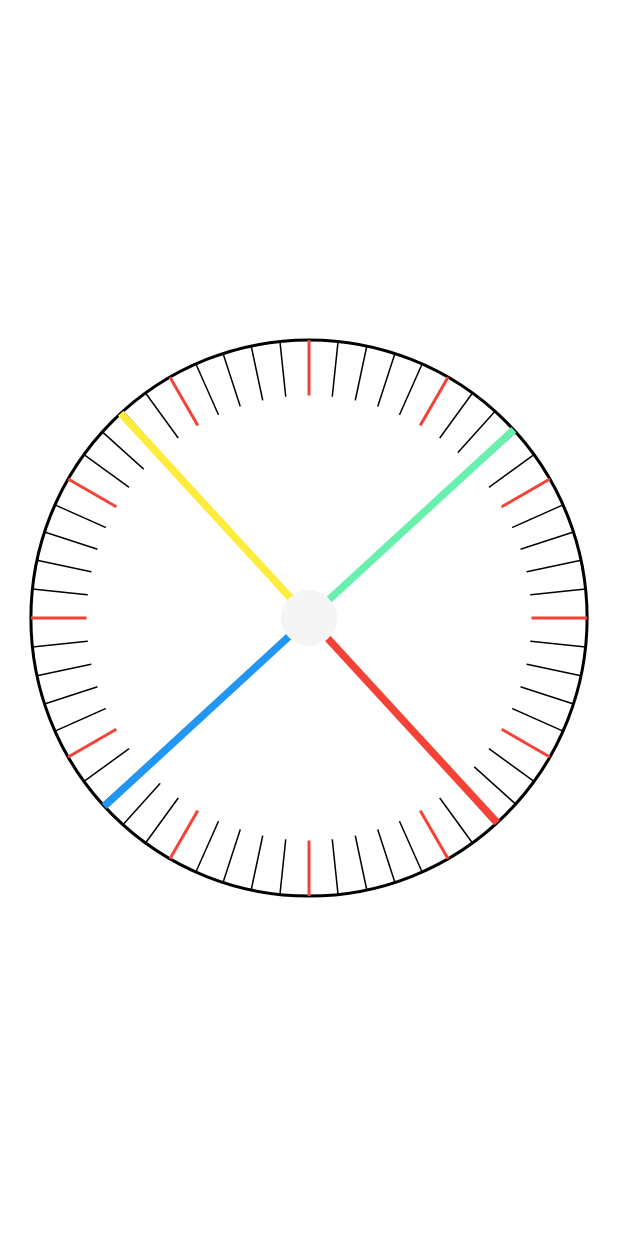
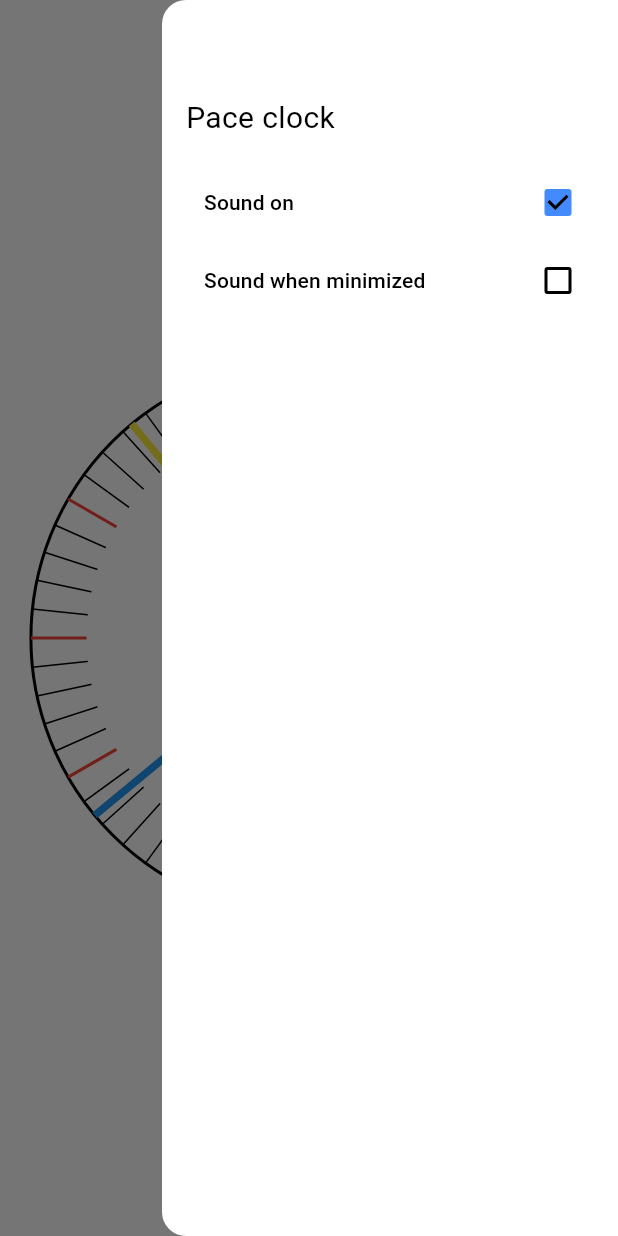
Before and after one commit to Mikkelet/pace-clock-flutter, a Flutter app: the screen it shows after launch, with the side drawer open (before the commit the screen has no drawer), on a phone screen of 412 x 824 dp. Run offline on Flutter 3.47's test engine with Material 2 defaults, Android fonts, the phone set to English and light mode, and no system bars; our stand-ins replace shared_preferences; missing offline and left inert: flutter_beep.

Commit message:
implemented settings drawer

```diff
--- /dev/null
+++ b/lib/data/local/shared_prefs.dart
@@ -0,0 +1,38 @@
+import 'package:shared_preferences/shared_preferences.dart';
+
+class SharedPrefs {
+  late SharedPreferences _sharedPrefs;
+
+  static SharedPrefs? _instance;
+
+  static SharedPrefs get instance {
+    return _instance ??= SharedPrefs._();
+  }
+
+  SharedPrefs._();
+
+  Future initialise() async {
+    _sharedPrefs = await SharedPreferences.getInstance();
+    return 0;
+  }
+
+  // run in background
+  bool get runInBackground => _sharedPrefs.getBool(runInBackgroundKey) ?? false;
+
+  set runInBackground(bool value) =>
+      _sharedPrefs.setBool(runInBackgroundKey, value);
+
+  // sound
+  bool get soundOn => _sharedPrefs.getBool(soundOnKey) ?? true;
+
+  set soundOn(bool value) => _sharedPrefs.setBool(soundOnKey, value);
+
+  // app lifecycle state
+  bool get isMinimized => _sharedPrefs.getBool(minimizedKey) ?? false;
+
+  set isMinimized(bool value) => _sharedPrefs.setBool(minimizedKey, value);
+
+  static const soundOnKey = "sound_on";
+  static const runInBackgroundKey = "run_in_background";
+  static const minimizedKey = "minimized";
+}
--- /dev/null
+++ b/lib/data/pace_clock_beeper.dart
@@ -0,0 +1,11 @@
+import 'package:flutter_beep/flutter_beep.dart';
+import 'package:four_hand_clock_app/data/local/shared_prefs.dart';
+
+class PaceClockBeeper {
+  static void playBeep() {
+    final prefs = SharedPrefs.instance;
+    if (!prefs.soundOn) return;
+    if (!prefs.runInBackground && prefs.isMinimized) return;
+    FlutterBeep.beep();
+  }
+}
--- /dev/null
+++ b/lib/main.dart
@@ -0,0 +1,9 @@
+
+import 'package:flutter/material.dart';
+import 'package:four_hand_clock_app/presentation/app.dart';
+
+
+void main() {
+  WidgetsFlutterBinding.ensureInitialized();
+  runApp(const FourHandClock());
+}
--- /dev/null
+++ b/lib/presentation/app.dart
@@ -0,0 +1,99 @@
+import 'dart:math';
+
+import 'package:flutter/material.dart';
+import 'package:four_hand_clock_app/presentation/clock_page.dart';
+import 'package:four_hand_clock_app/data/local/shared_prefs.dart';
+import 'package:four_hand_clock_app/presentation/themes/ClockTheme.dart';
+import 'package:four_hand_clock_app/presentation/widgets/menu_button.dart';
+import 'package:four_hand_clock_app/presentation/widgets/menu_drawer.dart';
+
+class FourHandClock extends StatefulWidget with WidgetsBindingObserver {
+  const FourHandClock({super.key});
+
+  @override
+  State<FourHandClock> createState() => _FourHandClockState();
+}
+
+class _FourHandClockState extends State<FourHandClock>
+    with WidgetsBindingObserver {
+  @override
+  void initState() {
+    super.initState();
+    WidgetsBinding.instance.addObserver(this);
+  }
+
+  @override
+  void didChangeAppLifecycleState(AppLifecycleState state) {
+    if (state == AppLifecycleState.paused) {
+      SharedPrefs.instance.isMinimized = true;
+    } else if (state == AppLifecycleState.resumed) {
+      SharedPrefs.instance.isMinimized = false;
+    }
+  }
+
+  @override
+  Widget build(BuildContext context) {
+    final winW = MediaQuery.of(context).size.width;
+    final winH = MediaQuery.of(context).size.height;
+    final minW = min(winH, winW);
+    final clockSize = minW * 0.9;
+
+    return MaterialApp(
+      title: 'Four hand clock',
+      darkTheme: ThemeData(
+        colorScheme: const ClockTheme.dark(),
+        useMaterial3: true,
+      ),
+      theme: ThemeData(
+        colorScheme: const ClockTheme(),
+        useMaterial3: true,
+      ),
+      home: Scaffold(
+        endDrawer: const MenuDrawer(),
+        body: FutureBuilder(
+            future: SharedPrefs.instance.initialise(),
+            builder: (context, snap) {
+              if (!snap.hasData) {
+                return const Center(child: CircularProgressIndicator());
+              }
+              return OrientationBuilder(builder: (context, orientation) {
+                if (orientation == Orientation.portrait) {
+                  return Column(
+                    children: [
+                      const Row(
+                        mainAxisAlignment: MainAxisAlignment.end,
+                        children: [
+                          Padding(
+                            padding: EdgeInsets.symmetric(
+                                horizontal: 16.0, vertical: 64),
+                            child: MenuButton(),
+                          )
+                        ],
+                      ),
+                      const SizedBox(height: 64),
+                      ClockPage(size: clockSize),
+                    ],
+                  );
+                }
+                return Row(
+                  mainAxisAlignment: MainAxisAlignment.spaceBetween,
+                  children: [
+                    const SizedBox(width: 112),
+                    Center(child: ClockPage(size: clockSize)),
+                    const Column(
+                      children: [
+                        Padding(
+                          padding: EdgeInsets.symmetric(
+                              horizontal: 32.0, vertical: 32),
+                          child: MenuButton(),
+                        )
+                      ],
+                    )
+                  ],
+                );
+              });
+            }),
+      ),
+    );
+  }
+}
--- a/lib/presentation/hands_view.dart
+++ b/lib/presentation/clock_hands_view.dart
@@ -1,7 +1,7 @@
 import 'dart:math';
 
 import 'package:flutter/material.dart';
-import 'package:flutter_beep/flutter_beep.dart';
+import 'package:four_hand_clock_app/data/pace_clock_beeper.dart';
 import 'package:four_hand_clock_app/presentation/clock_dimensions.dart';
 import 'package:four_hand_clock_app/presentation/clock_painter.dart';
 import 'package:four_hand_clock_app/presentation/themes/ClockTheme.dart';
@@ -48,7 +48,7 @@ class _HandViewState extends State<HandView> {
     const rotationPrSecond = (2 * pi) / 60;
 
     if ((now.second + widget.offsetSeconds) % 60 == 0) {
-      FlutterBeep.beep();
+      PaceClockBeeper.playBeep();
     }
     setState(() {
       rotation = rotationPrSecond * secondsWithMillis;
--- a/lib/presentation/clock_page.dart
+++ b/lib/presentation/clock_page.dart
@@ -2,7 +2,7 @@ import 'package:flutter/material.dart';
 import 'package:four_hand_clock_app/presentation/clock_dimensions.dart';
 import 'package:four_hand_clock_app/presentation/clock_intervals_view.dart';
 import 'package:four_hand_clock_app/presentation/clock_painter.dart';
-import 'package:four_hand_clock_app/presentation/hands_view.dart';
+import 'package:four_hand_clock_app/presentation/clock_hands_view.dart';
 import 'package:four_hand_clock_app/presentation/themes/ClockTheme.dart';
 
 class ClockPage extends StatelessWidget {
--- a/lib/presentation/main.dart
+++ /dev/null
@@ -1,34 +0,0 @@
-import 'dart:math';
-
-import 'package:flutter/material.dart';
-import 'package:four_hand_clock_app/presentation/clock_page.dart';
-import 'package:four_hand_clock_app/presentation/themes/ClockTheme.dart';
-
-void main() {
-  runApp(const FourHandClock());
-}
-
-class FourHandClock extends StatelessWidget {
-  const FourHandClock({super.key});
-
-  @override
-  Widget build(BuildContext context) {
-    final winW = MediaQuery.of(context).size.width;
-    final winH = MediaQuery.of(context).size.height;
-    final minW = min(winH, winW);
-    final clockSize = minW * 0.9;
-
-    return MaterialApp(
-      title: 'Four hand clock',
-      darkTheme:
-          ThemeData(colorScheme: const ClockTheme.dark(), useMaterial3: true),
-      theme: ThemeData(
-        colorScheme: const ClockTheme(),
-        useMaterial3: true,
-      ),
-      home: Scaffold(
-        body: Center(child: ClockPage(size: clockSize)),
-      ),
-    );
-  }
-}
--- a/lib/presentation/themes/ClockTheme.dart
+++ b/lib/presentation/themes/ClockTheme.dart
@@ -8,7 +8,7 @@ class ClockTheme extends ColorScheme {
             brightness: Brightness.light,
             secondary: Colors.green,
             tertiary: Colors.yellow,
-            primary: Colors.red,
+            primary: Colors.blueAccent,
             onBackground: Colors.black,
             error: Colors.redAccent,
             onError: Colors.black,
@@ -23,12 +23,12 @@ class ClockTheme extends ColorScheme {
             brightness: Brightness.dark,
             secondary: Colors.green,
             tertiary: Colors.yellow,
-            primary: Colors.red,
+            primary: Colors.blueAccent,
             onBackground: Colors.white,
             error: Colors.redAccent,
             onError: Colors.black,
             onPrimary: Colors.black,
-            onSurface: Colors.black,
+            onSurface: Colors.white,
             onSecondary: Colors.black);
 }
 
--- /dev/null
+++ b/lib/presentation/widgets/drawer_checkbox.dart
@@ -0,0 +1,56 @@
+import 'package:flutter/material.dart';
+
+class DrawerCheckbox extends StatefulWidget {
+  final String text;
+  final bool value;
+  final Function(bool? value) onChanged;
+
+  const DrawerCheckbox(
+      {Key? key,
+      required this.text,
+      required this.value,
+      required this.onChanged})
+      : super(key: key);
+
+  @override
+  State<DrawerCheckbox> createState() => _DrawerCheckboxState();
+}
+
+class _DrawerCheckboxState extends State<DrawerCheckbox> {
+  late bool enabled = widget.value;
+
+  @override
+  Widget build(BuildContext context) {
+    return Padding(
+      padding: const EdgeInsets.symmetric(vertical: 2),
+      child: Row(
+        mainAxisAlignment: MainAxisAlignment.spaceBetween,
+        children: [
+          Expanded(
+            child: TextButton(
+                style: ButtonStyle(
+                  alignment: Alignment.centerLeft,
+                  foregroundColor: MaterialStateProperty.resolveWith(
+                      (states) => Theme.of(context).colorScheme.onSurface),
+                ),
+                onPressed: () {
+                  widget.onChanged(!enabled);
+                  setState(() {
+                    enabled = !enabled;
+                  });
+                },
+                child: Text(widget.text)),
+          ),
+          Checkbox(
+              value: enabled,
+              onChanged: (value) {
+                widget.onChanged(value);
+                setState(() {
+                  enabled = !enabled;
+                });
+              })
+        ],
+      ),
+    );
+  }
+}
--- /dev/null
+++ b/lib/presentation/widgets/menu_button.dart
@@ -0,0 +1,17 @@
+import 'package:flutter/material.dart';
+
+class MenuButton extends StatelessWidget {
+  const MenuButton({Key? key}) : super(key: key);
+
+  @override
+  Widget build(BuildContext context) {
+    return Builder(builder: (context) {
+      return IconButton(
+        onPressed: () {
+          Scaffold.of(context).openEndDrawer();
+        },
+        icon: const Icon(Icons.menu),
+      );
+    });
+  }
+}
--- /dev/null
+++ b/lib/presentation/widgets/menu_drawer.dart
@@ -0,0 +1,41 @@
+import 'package:flutter/material.dart';
+import 'package:four_hand_clock_app/data/local/shared_prefs.dart';
+import 'package:four_hand_clock_app/presentation/widgets/drawer_checkbox.dart';
+
+class MenuDrawer extends StatelessWidget {
+  const MenuDrawer({Key? key}) : super(key: key);
+
+  @override
+  Widget build(BuildContext context) {
+    final sharedPrefs = SharedPrefs.instance;
+
+    return Drawer(
+      child: Padding(
+        padding: const EdgeInsets.symmetric(horizontal: 16),
+        child: Column(
+          crossAxisAlignment: CrossAxisAlignment.start,
+          children: [
+            const SizedBox(height: 64),
+            const Text(
+              "Pace clock",
+              style: TextStyle(fontSize: 20),
+            ),
+            const SizedBox(height: 16),
+            DrawerCheckbox(
+                text: "Sound on",
+                value: sharedPrefs.soundOn,
+                onChanged: (value) {
+                  sharedPrefs.soundOn = value ?? true;
+                }),
+            DrawerCheckbox(
+                text: "Sound when minimized",
+                value: sharedPrefs.runInBackground,
+                onChanged: (value) {
+                  sharedPrefs.runInBackground = value ?? true;
+                }),
+          ],
+        ),
+      ),
+    );
+  }
+}
--- a/pubspec.yaml
+++ b/pubspec.yaml
@@ -31,6 +31,7 @@ dependencies:
   flutter:
     sdk: flutter
   flutter_beep: ^1.0.0
+  shared_preferences: ^2.1.1
 
 
   # The following adds the Cupertino Icons font to your application.
```
Also changed, not shown: pubspec.lock, 1 other file.
